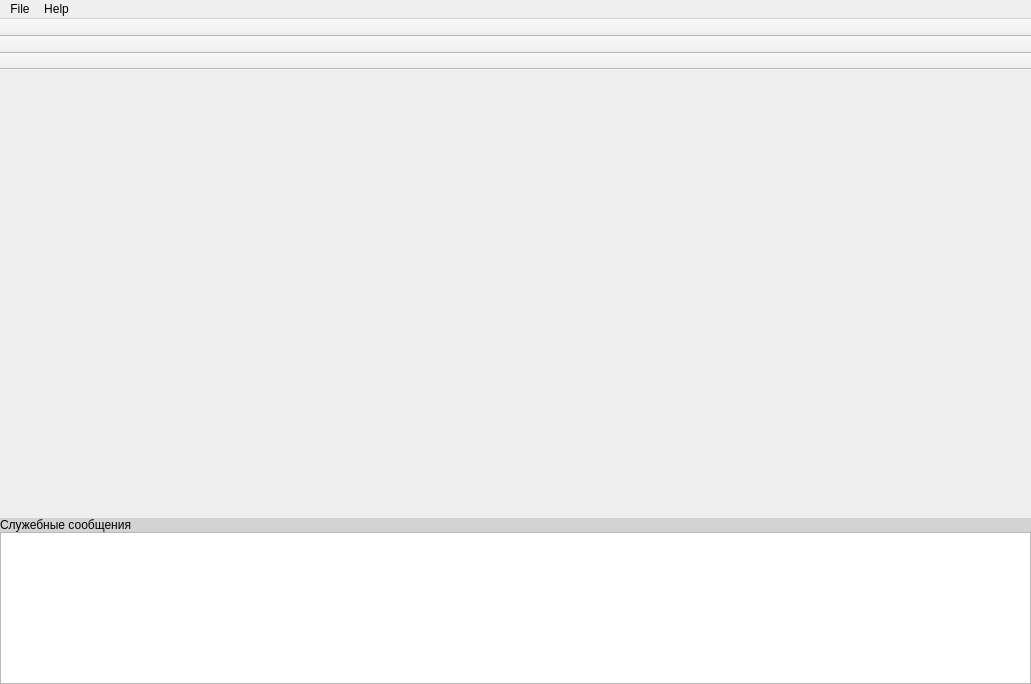
First picture: the form in kcrm.ui, repository K3130/KCRM, before the edit.
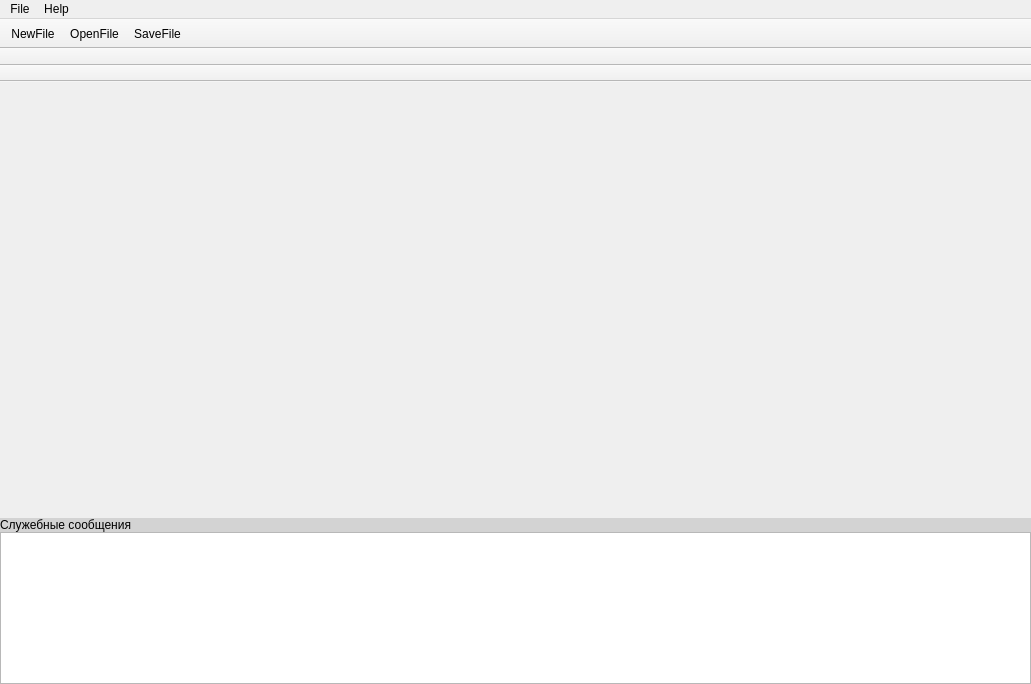
Second picture: the form after the edit. Icons and pictures are not drawn.

Patch:
```diff
--- a/kcrm.ui
+++ b/kcrm.ui
@@ -116,12 +116,21 @@
    <property name="movable">
     <bool>false</bool>
    </property>
+   <property name="iconSize">
+    <size>
+     <width>20</width>
+     <height>20</height>
+    </size>
+   </property>
    <attribute name="toolBarArea">
     <enum>TopToolBarArea</enum>
    </attribute>
    <attribute name="toolBarBreak">
     <bool>false</bool>
    </attribute>
+   <addaction name="actionNewFile"/>
+   <addaction name="actionOpenFile"/>
+   <addaction name="actionSaveFile"/>
   </widget>
   <widget class="QToolBar" name="toolBar_2">
    <property name="windowTitle">
@@ -130,6 +139,12 @@
    <property name="movable">
     <bool>false</bool>
    </property>
+   <property name="iconSize">
+    <size>
+     <width>20</width>
+     <height>20</height>
+    </size>
+   </property>
    <attribute name="toolBarArea">
     <enum>TopToolBarArea</enum>
    </attribute>
@@ -144,6 +159,12 @@
    <property name="movable">
     <bool>false</bool>
    </property>
+   <property name="iconSize">
+    <size>
+     <width>20</width>
+     <height>20</height>
+    </size>
+   </property>
    <attribute name="toolBarArea">
     <enum>TopToolBarArea</enum>
    </attribute>
@@ -151,6 +172,33 @@
     <bool>true</bool>
    </attribute>
   </widget>
+  <action name="actionNewFile">
+   <property name="icon">
+    <iconset>
+     <normaloff>res/newfile.png</normaloff>res/newfile.png</iconset>
+   </property>
+   <property name="text">
+    <string>NewFile</string>
+   </property>
+  </action>
+  <action name="actionOpenFile">
+   <property name="icon">
+    <iconset>
+     <normaloff>res/open.png</normaloff>res/open.png</iconset>
+   </property>
+   <property name="text">
+    <string>OpenFile</string>
+   </property>
+  </action>
+  <action name="actionSaveFile">
+   <property name="icon">
+    <iconset>
+     <normaloff>res/save.png</normaloff>res/save.png</iconset>
+   </property>
+   <property name="text">
+    <string>SaveFile</string>
+   </property>
+  </action>
  </widget>
  <resources/>
  <connections/>
```
Left out of the diff: 4 changed lines with no effect on the pictures.
